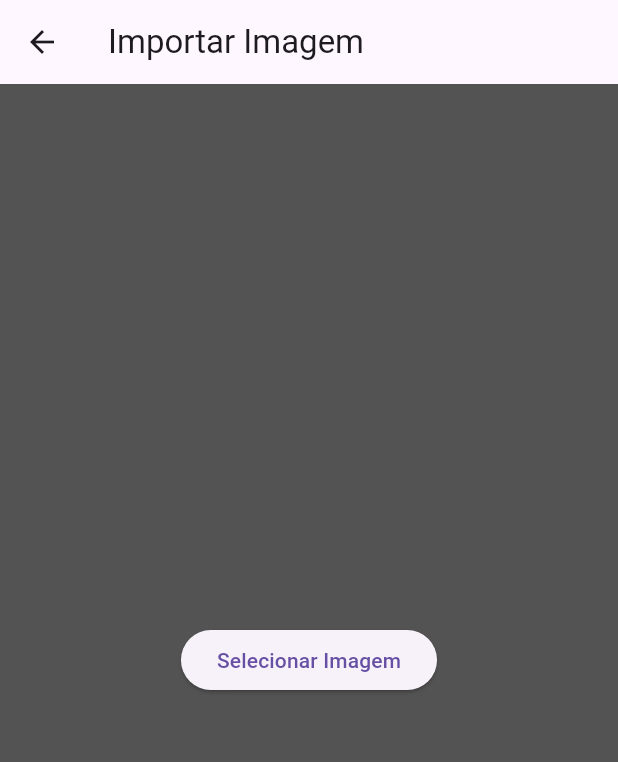
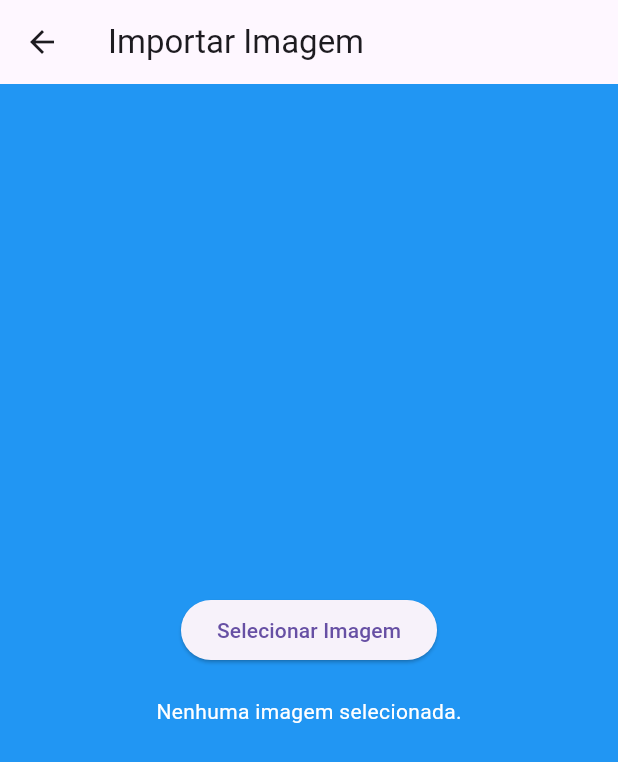
Before and after one commit to logosart/pixel_art_flutter, a Flutter app: the screen it shows after launch, after a tap on "Importar", on a phone screen of 412 x 824 dp. Shown: the top 762 px of the screen. Run offline on Flutter 3.47's test engine with Material 3 defaults, Android fonts, the phone set to English and light mode, and no system bars; our stand-ins replace image_gallery_saver, image_picker; network calls fail.

Commit message:
import e save

```diff
--- a/lib/home.dart
+++ b/lib/home.dart
@@ -7,7 +7,7 @@ class HomePage extends StatelessWidget {
   Widget build(BuildContext context) {
     return Scaffold(
       appBar: AppBar(
-        backgroundColor: Color.fromARGB(255, 71, 71, 71), // Define a cor de fundo da appbar como cinza
+        backgroundColor: Colors.grey[800], // Define a cor de fundo da appbar como cinza
         leading: Padding(
           padding: const EdgeInsets.all(8.0),
           child: CircleAvatar( // Move o perfil para o canto superior esquerdo
@@ -15,7 +15,7 @@ class HomePage extends StatelessWidget {
             radius: 20,
           ),
         ),
-        title: Center(child: Text('Home')), // Centraliza o texto 'Home' na appbar
+        title: Center(child: Text('PIXELS', style: TextStyle(fontWeight: FontWeight.bold))), // Centraliza o texto 'PIXELS' na appbar
         actions: [
           IconButton(
             icon: Icon(Icons.menu), // Adiciona o ícone do menu de 3 barras no lado superior direito
@@ -26,8 +26,8 @@ class HomePage extends StatelessWidget {
         ],
       ),
       body: Container(
-        color: const Color.fromARGB(255, 92, 92, 92), // Altera a cor do corpo da tela para vermelho
-        child: Center(
+        color: Colors.blue[600], // Altera a cor do corpo da tela para vermelho
+        padding: EdgeInsets.all(20.0),
         child: Column(
           mainAxisAlignment: MainAxisAlignment.center,
           children: [
@@ -38,7 +38,7 @@ class HomePage extends StatelessWidget {
               style: ElevatedButton.styleFrom(
                 minimumSize: Size(200, 50), // Define o tamanho mínimo do botão "Criar"
               ),
-                child: Text('Criar'),
+              child: Text('Criar', style: TextStyle(fontSize: 18)),
             ),
             SizedBox(height: 20),
             ElevatedButton(
@@ -48,10 +48,9 @@ class HomePage extends StatelessWidget {
               style: ElevatedButton.styleFrom(
                 minimumSize: Size(200, 50), // Define o tamanho mínimo do botão "Importar"
               ),
-                child: Text('Importar'),
+              child: Text('Importar', style: TextStyle(fontSize: 18)),
             ),
           ],
-          ),
         ),
       ),
     );
@@ -65,7 +64,7 @@ class HomePage extends StatelessWidget {
       context: context,
       builder: (BuildContext context) {
         return AlertDialog(
-          title: Text('Criar Pixel Art'),
+          title: Text('Criar Pixel Art', style: TextStyle(fontWeight: FontWeight.bold)),
           content: Column(
             mainAxisSize: MainAxisSize.min,
             children: [
@@ -101,7 +100,7 @@ class HomePage extends StatelessWidget {
                   ),
                 );
               },
-              child: Text('Criar'),
+              child: Text('Criar', style: TextStyle(fontSize: 18)),
             ),
           ],
         );
--- a/lib/import.dart
+++ b/lib/import.dart
@@ -1,8 +1,33 @@
-// import.dart
+import 'package:flutter/material.dart';
+import 'dart:typed_data';
+import 'package:image_picker/image_picker.dart';
+import 'import_draw.dart'; // Importa a ImportDrawPage
 
-import 'package:flutter/material.dart';
+class ImportPage extends StatefulWidget {
+  @override
+  _ImportPageState createState() => _ImportPageState();
+}
 
-class ImportPage extends StatelessWidget {
+class _ImportPageState extends State<ImportPage> {
+  Uint8List? _imageData;
+  final ImagePicker _picker = ImagePicker();
+
+  Future<void> _pickImage() async {
+    final XFile? pickedFile = await _picker.pickImage(source: ImageSource.gallery);
+    if (pickedFile != null) {
+      final imageData = await pickedFile.readAsBytes();
+      setState(() {
+        _imageData = imageData;
+      });
+      Navigator.push(
+        context,
+        MaterialPageRoute(
+          builder: (context) => ImportDrawPage(imageData: _imageData!),
+        ),
+      );
+    }
+  }
+
   @override
   Widget build(BuildContext context) {
     return Scaffold(
@@ -10,17 +35,37 @@ class ImportPage extends StatelessWidget {
         title: Text('Importar Imagem'),
       ),
       body: Container(
-        color: Color.fromARGB(255, 83, 83, 83), // Defina a cor de fundo aqui
+        color: Colors.blue, // Alterando para a cor azul
         child: Center(
-          child: ElevatedButton(
-            onPressed: () {
-              // Implemente a funcionalidade para selecionar uma imagem da galeria
-              // e passar para a página de desenho.
-            },
-            child: Text('Selecionar Imagem'),
+          child: Column(
+            mainAxisAlignment: MainAxisAlignment.center,
+            children: [
+              ElevatedButton(
+                onPressed: _pickImage,
+                child: Text('Selecionar Imagem'),
+              ),
+              SizedBox(height: 20),
+              _imageData != null
+                  ? Image.memory(
+                      _imageData!,
+                      width: 300,
+                      height: 300,
+                      fit: BoxFit.cover,
+                    )
+                  : Text(
+                      'Nenhuma imagem selecionada.',
+                      style: TextStyle(color: Colors.white),
+                    ),
+            ],
           ),
         ),
       ),
     );
   }
 }
+
+void main() {
+  runApp(MaterialApp(
+    home: ImportPage(),
+  ));
+}
--- a/pubspec.yaml
+++ b/pubspec.yaml
@@ -9,7 +9,9 @@ environment:
 dependencies:
   flutter:
     sdk: flutter
-  image_gallery_saver: ^1.6.8
+  image_gallery_saver: ^2.0.3
+  image_picker: ^0.8.4+4
+  flutter_painter: ^1.0.1
 
 dev_dependencies:
   flutter_test:
```
Also changed, not shown: lib/import_draw.dart (added, +190 -0 lines), pubspec.lock, 6 other files. Lines whose indentation alone changed are shown as unchanged.
